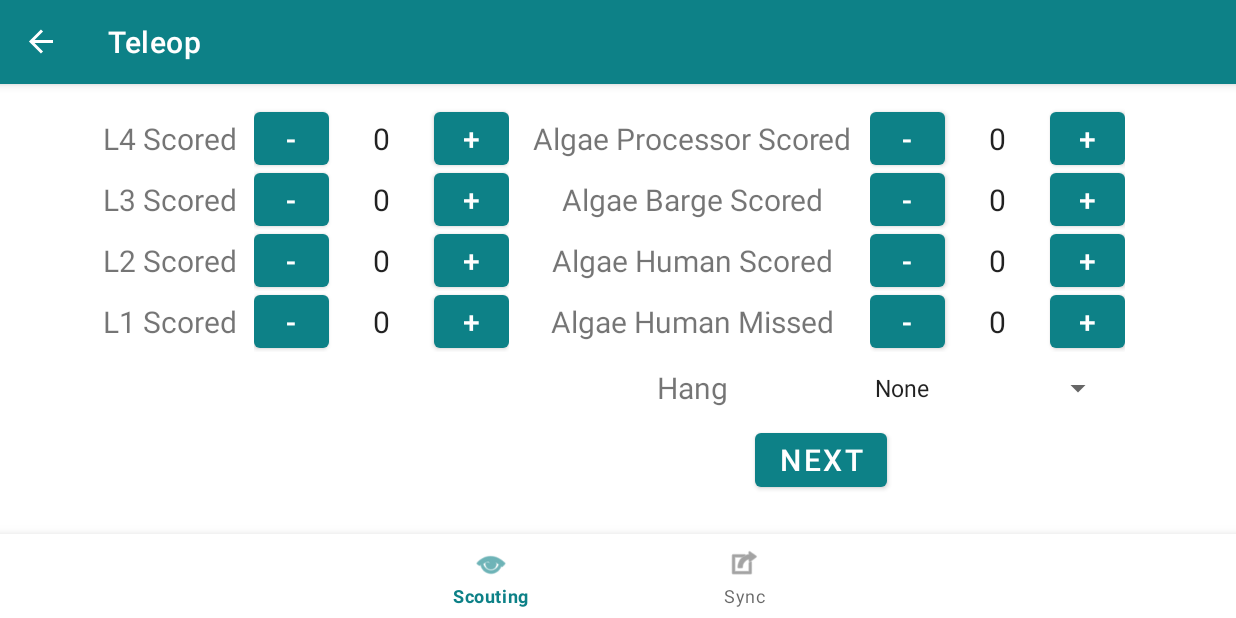
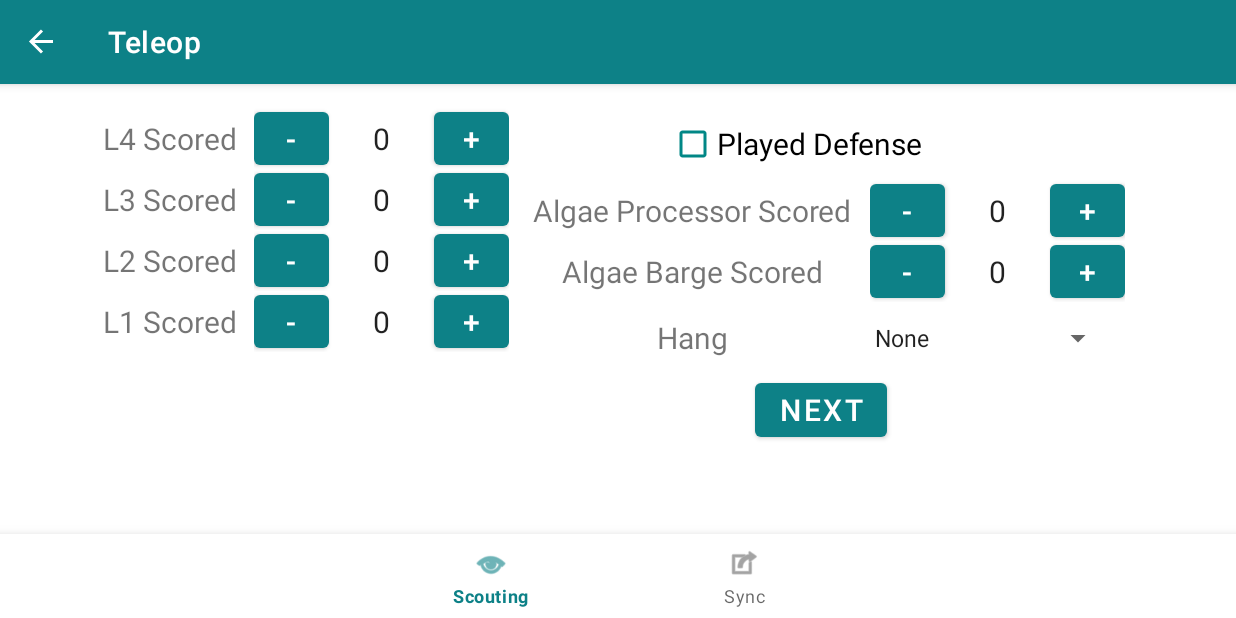
Before and after one commit to team2718/ScoutingAppCharm, an Android app built with Jetpack Compose: the FragmentScoutingTeleop screen opened through its navigation route, on a phone screen of 824 x 412 dp (held sideways). Run offline under Robolectric (Android 15) with nearby library versions, the phone set to English and light mode, and no system bars; our stand-ins replace Room's generated code, navigation-ui.

Commit message:
Small changes after MOSE practice feedback

```diff
--- a/app/src/main/java/com/team2718/scoutingappcharm/AppDatabase.kt
+++ b/app/src/main/java/com/team2718/scoutingappcharm/AppDatabase.kt
@@ -5,7 +5,7 @@ import androidx.room.RoomDatabase
 import com.team2718.scoutingappcharm.dao.ScoutingReportDao
 import com.team2718.scoutingappcharm.data_entity.ScoutingReport
 
-@Database(entities = [ScoutingReport::class], version = 20250305, exportSchema = false)
+@Database(entities = [ScoutingReport::class], version = 20250306, exportSchema = false)
 abstract class AppDatabase : RoomDatabase() {
     abstract fun scoutingReportDao(): ScoutingReportDao
 }
--- a/app/src/main/java/com/team2718/scoutingappcharm/data_entity/ScoutingReport.kt
+++ b/app/src/main/java/com/team2718/scoutingappcharm/data_entity/ScoutingReport.kt
@@ -37,14 +37,13 @@ data class ScoutingReport (
     // Teleop
     @ColumnInfo(name = "teleop_num_processed") var teleopNumProcessed: Int = 0,
     @ColumnInfo(name = "teleop_num_net_from_robot") var teleopNumNetFromRobot: Int = 0,
-    @ColumnInfo(name = "teleop_num_net_from_human") var teleopNumNetFromHuman: Int = 0,
-    @ColumnInfo(name = "teleop_num_net_missed_human") var teleopNumNetMissedHuman: Int = 0,
     @ColumnInfo(name = "teleop_L1") var teleopL1: Int = 0,
     @ColumnInfo(name = "teleop_L2") var teleopL2: Int = 0,
     @ColumnInfo(name = "teleop_L3") var teleopL3: Int = 0,
     @ColumnInfo(name = "teleop_L4") var teleopL4: Int = 0,
     // Hang (0 = No Hang, 1 = Park, 2 = Shallow, 3 = Deep, 4 = Shallow Failed, 5 = Deep Failed)
     @ColumnInfo(name = "hang_type") var hangType: Int = 0,
+    @ColumnInfo(name = "played_defense") var playedDefense: Boolean = false,
 
     // Endgame
     // Cards Received (0 = None, 1 = Yellow, 2 = Red)
--- a/app/src/main/java/com/team2718/scoutingappcharm/scouting/FragmentScoutingTeleop.kt
+++ b/app/src/main/java/com/team2718/scoutingappcharm/scouting/FragmentScoutingTeleop.kt
@@ -31,6 +31,7 @@ class FragmentScoutingTeleop : Fragment() {
     private lateinit var counterMissed: CounterView
 
     private lateinit var hangSpinner: Spinner
+    private lateinit var defenseCheckbox: CheckBox
 
     override fun onCreateView(
         inflater: LayoutInflater, container: ViewGroup?, savedInstanceState: Bundle?
@@ -44,8 +45,7 @@ class FragmentScoutingTeleop : Fragment() {
 
         counterProcessed = view.findViewById(R.id.counterProcessed)
         counterBarged = view.findViewById(R.id.counterBarged)
-        counterHuman = view.findViewById(R.id.counterHumanScored)
-        counterMissed = view.findViewById(R.id.counterHumanMissed)
+        defenseCheckbox = view.findViewById(R.id.checkBox)
 
         hangSpinner = view.findViewById(R.id.spinner)
 
@@ -70,10 +70,9 @@ class FragmentScoutingTeleop : Fragment() {
 
         counterProcessed.setValue(viewModel.currentReport.teleopNumProcessed)
         counterBarged.setValue(viewModel.currentReport.teleopNumNetFromRobot)
-        counterHuman.setValue(viewModel.currentReport.teleopNumNetFromHuman)
-        counterMissed.setValue(viewModel.currentReport.teleopNumNetMissedHuman)
 
         hangSpinner.setSelection(viewModel.currentReport.hangType)
+        defenseCheckbox.isChecked = viewModel.currentReport.playedDefense == true
     }
 
     private fun writeToViewModel() {
@@ -84,11 +83,9 @@ class FragmentScoutingTeleop : Fragment() {
 
         viewModel.currentReport.teleopNumProcessed = counterProcessed.getValue()
         viewModel.currentReport.teleopNumNetFromRobot = counterBarged.getValue()
-        viewModel.currentReport.teleopNumNetFromHuman = counterHuman.getValue()
-        viewModel.currentReport.teleopNumNetMissedHuman = counterMissed.getValue()
-
 
         viewModel.currentReport.hangType = hangSpinner.selectedItemPosition
+        viewModel.currentReport.playedDefense = defenseCheckbox.isChecked
     }
 
     private fun next() {
--- a/app/src/main/res/layout/fragment_scouting_main.xml
+++ b/app/src/main/res/layout/fragment_scouting_main.xml
@@ -12,7 +12,7 @@
         android:layout_width="wrap_content"
         android:layout_height="wrap_content"
         android:layout_marginBottom="16dp"
-        android:text="Version 2 (2025-03-05)"
+        android:text="Version 3 (2025-03-06)"
         app:layout_constraintBottom_toBottomOf="parent"
         app:layout_constraintEnd_toEndOf="parent"
         app:layout_constraintStart_toStartOf="parent" />
--- a/app/src/main/res/layout/fragment_scouting_teleop.xml
+++ b/app/src/main/res/layout/fragment_scouting_teleop.xml
@@ -123,6 +123,21 @@
                 android:layout_height="match_parent"
                 android:gravity="center">
 
+                <CheckBox
+                    android:id="@+id/checkBox"
+                    android:layout_width="wrap_content"
+                    android:layout_height="wrap_content"
+                    android:buttonTint="@color/teal_700"
+                    android:text="@string/played_defense"
+                    android:textAppearance="@style/TextAppearance.AppCompat.Display1"
+                    android:textSize="20sp" />
+            </TableRow>
+
+            <TableRow
+                android:layout_width="match_parent"
+                android:layout_height="match_parent"
+                android:gravity="center">
+
                 <TextView
                     android:layout_width="wrap_content"
                     android:layout_height="wrap_content"
@@ -165,44 +180,6 @@
                     android:layout_width="wrap_content"
                     android:layout_height="wrap_content"
                     android:gravity="center"
-                    android:text="@string/Talgae_human_scored"
-                    android:textSize="20sp" />
-
-                <com.team2718.scoutingappcharm.custom.CounterView
-                    android:id="@+id/counterHumanScored"
-                    android:layout_width="wrap_content"
-                    android:layout_height="wrap_content"
-                    android:layout_marginStart="12dp" />
-            </TableRow>
-
-            <TableRow
-                android:layout_width="match_parent"
-                android:layout_height="match_parent"
-                android:gravity="center">
-
-                <TextView
-                    android:layout_width="wrap_content"
-                    android:layout_height="wrap_content"
-                    android:gravity="center"
-                    android:text="@string/Talgae_human_missed"
-                    android:textSize="20sp" />
-
-                <com.team2718.scoutingappcharm.custom.CounterView
-                    android:id="@+id/counterHumanMissed"
-                    android:layout_width="wrap_content"
-                    android:layout_height="wrap_content"
-                    android:layout_marginStart="12dp" />
-            </TableRow>
-
-            <TableRow
-                android:layout_width="match_parent"
-                android:layout_height="match_parent"
-                android:gravity="center">
-
-                <TextView
-                    android:layout_width="wrap_content"
-                    android:layout_height="wrap_content"
-                    android:gravity="center"
                     android:text="@string/hang"
                     android:textSize="20sp" />
 
@@ -216,7 +193,6 @@
                     android:spinnerMode="dialog" />
 
             </TableRow>
-
         </TableLayout>
     </LinearLayout>
 
--- a/app/src/main/res/values/strings.xml
+++ b/app/src/main/res/values/strings.xml
@@ -102,5 +102,6 @@
     <string name="delete">Delete</string>
     <string name="navbar_qr_code">QR Viewer</string>
     <string name="edit">Edit</string>
-    <string name="predicted_winner">Predicted Winner</string>
+    <string name="predicted_winner">Predict a winner</string>
+    <string name="played_defense">Played Defense</string>
 </resources>
```
